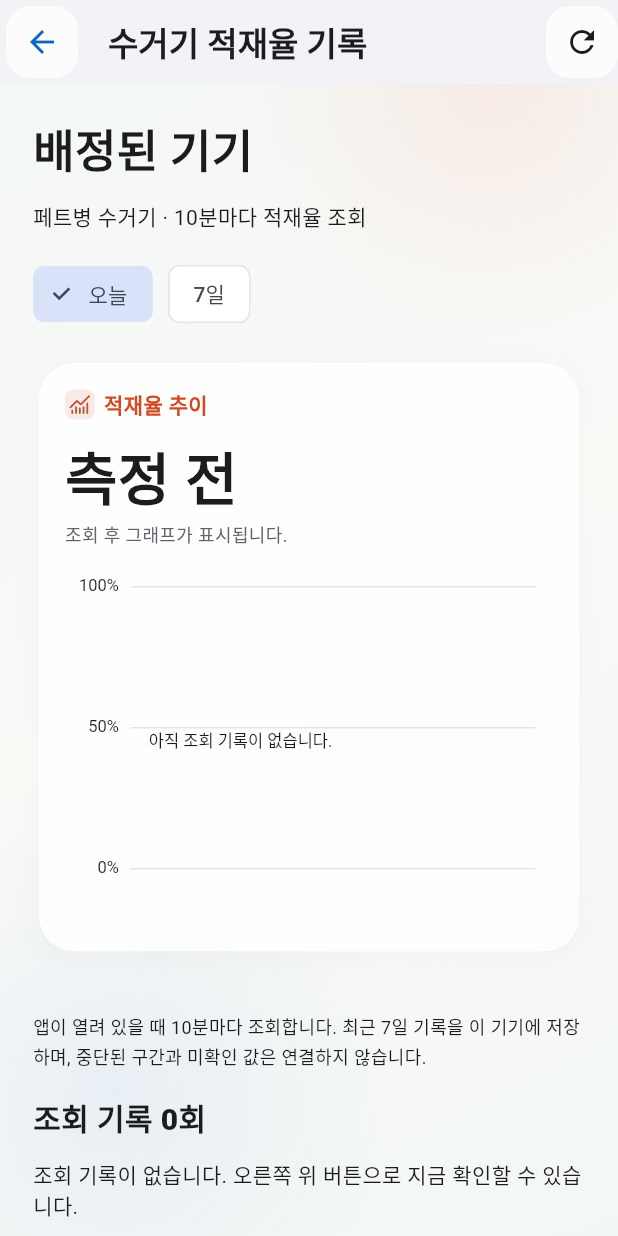
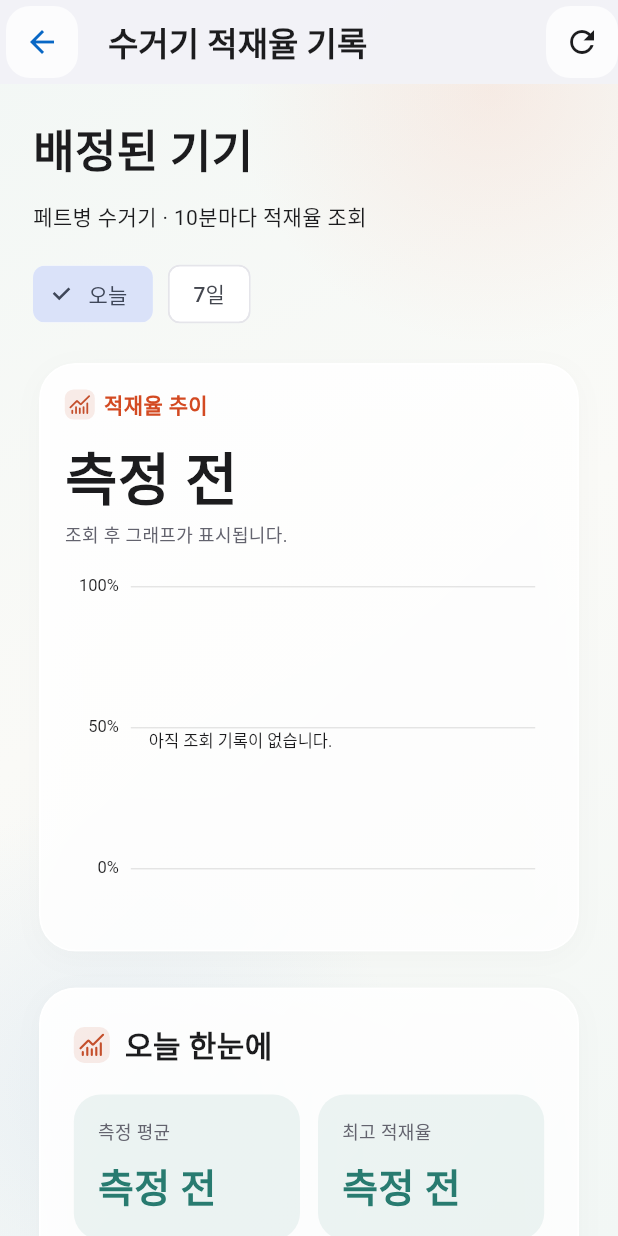
Before and after one commit to Hisabori/Su, a Flutter app: the DeviceHistoryScreen screen opened directly with empty values, on a phone screen of 412 x 824 dp. Run offline on Flutter 3.47's test engine with Material 3 defaults, Android fonts, the phone set to English and light mode, and no system bars; our stand-ins replace flutter_secure_storage, flutter_tts, speech_to_text, video_player, youtube_player_iframe; missing offline and left inert: dart:js_interop; accounts and stored records are empty; Roboto replaces fonts that are missing (NanumGothic).

Commit message:
Add collector period summaries with reliable observed-only statistics

```diff
--- a/lib/screens/device_history_screen.dart
+++ b/lib/screens/device_history_screen.dart
@@ -1,3 +1,5 @@
+import '../utils/device_summary.dart';
+import '../widgets/device_summary_card.dart';
 import '../widgets/loading_skeleton.dart';
 import '../widgets/app_icon.dart';
 import '../theme/glass_surface.dart';
@@ -88,13 +90,7 @@ class _DeviceHistoryScreenState extends State<DeviceHistoryScreen> {
   @override
   Widget build(BuildContext context) {
     final now = DateTime.now();
-    final visible = records
-        .where((r) =>
-            week ||
-            r.at.toLocal().year == now.year &&
-                r.at.toLocal().month == now.month &&
-                r.at.toLocal().day == now.day)
-        .toList();
+    final visible = devicePeriodReadings(records, now: now, week: week);
     final latest = records.isEmpty ? null : records.last;
     return Scaffold(
         appBar: AppBar(title: Text('수거기 적재율 기록'), actions: [
@@ -196,6 +192,12 @@ class _DeviceHistoryScreenState extends State<DeviceHistoryScreen> {
                                                 records: visible),
                                           ]))),
                               SizedBox(height: 16),
+                              if (AppStyle.isBeta(context)) ...[
+                                DeviceSummaryCard(
+                                    summary: DevicePeriodSummary(visible),
+                                    week: week),
+                                const SizedBox(height: 16),
+                              ],
                               if (latest != null)
                                 GlassCard(
                                     semanticContainer: false,
--- /dev/null
+++ b/lib/utils/device_summary.dart
@@ -0,0 +1,32 @@
+import '../services/device_history_service.dart';
+
+List<DeviceReading> devicePeriodReadings(Iterable<DeviceReading> records,
+    {required DateTime now, required bool week}) {
+  final local = now.toLocal();
+  final start = week
+      ? now.subtract(const Duration(days: 7))
+      : DateTime(local.year, local.month, local.day);
+  return records
+      .where((r) => !r.at.isBefore(start) && !r.at.isAfter(now))
+      .toList();
+}
+
+class DevicePeriodSummary {
+  DevicePeriodSummary(Iterable<DeviceReading> readings) {
+    for (final reading in readings) {
+      final value = reading.percent;
+      if (value == null) {
+        unknown++;
+        continue;
+      }
+      valid++;
+      // Incremental mean avoids overflow when adding large finite readings.
+      average = (average ?? value) + (value - (average ?? value)) / valid;
+      if (maximum == null || value > maximum!) maximum = value;
+    }
+  }
+  int valid = 0, unknown = 0;
+  double? average, maximum;
+  static String percent(double? value) =>
+      value == null ? '측정 전' : '${value.toStringAsFixed(1)}%';
+}
--- /dev/null
+++ b/lib/widgets/device_summary_card.dart
@@ -0,0 +1,74 @@
+import 'package:flutter/material.dart';
+import '../theme/app_style.dart';
+import '../theme/glass_surface.dart';
+import '../utils/device_summary.dart';
+import 'app_icon.dart';
+
+class DeviceSummaryCard extends StatelessWidget {
+  const DeviceSummaryCard(
+      {super.key, required this.summary, required this.week});
+  final DevicePeriodSummary summary;
+  final bool week;
+  @override
+  Widget build(BuildContext context) => GlassCard(
+      semanticContainer: false,
+      child: Padding(
+          padding: const EdgeInsets.all(22),
+          child:
+              Column(crossAxisAlignment: CrossAxisAlignment.stretch, children: [
+            Row(children: [
+              const AppIcon(AppIconKind.chart, size: 24),
+              const SizedBox(width: 10),
+              Expanded(
+                  child: Text(week ? '최근 7일 한눈에' : '오늘 한눈에',
+                      style: TextStyle(
+                          color: AppStyle.inkOf(context),
+                          fontSize: 20,
+                          fontWeight: FontWeight.w800))),
+            ]),
+            const SizedBox(height: 18),
+            LayoutBuilder(builder: (context, bounds) {
+              final single = bounds.maxWidth < 300 ||
+                  MediaQuery.textScalerOf(context).scale(16) > 22;
+              final width =
+                  single ? bounds.maxWidth : (bounds.maxWidth - 12) / 2;
+              return Wrap(spacing: 12, runSpacing: 12, children: [
+                for (final metric in [
+                  ('측정 평균', DevicePeriodSummary.percent(summary.average)),
+                  ('최고 적재율', DevicePeriodSummary.percent(summary.maximum)),
+                ])
+                  Container(
+                      width: width,
+                      padding: const EdgeInsets.all(16),
+                      decoration: BoxDecoration(
+                          color:
+                              AppStyle.mintOf(context).withValues(alpha: .08),
+                          borderRadius: BorderRadius.circular(18)),
+                      child: Column(
+                          crossAxisAlignment: CrossAxisAlignment.start,
+                          children: [
+                            Text(metric.$1,
+                                style: TextStyle(
+                                    fontSize: 12,
+                                    color: AppStyle.mutedOf(context))),
+                            const SizedBox(height: 8),
+                            Text(metric.$2,
+                                style: TextStyle(
+                                    fontSize: 26,
+                                    fontWeight: FontWeight.w800,
+                                    color: AppStyle.mintOf(context))),
+                          ])),
+              ]);
+            }),
+            const SizedBox(height: 14),
+            Text('유효 측정 ${summary.valid}회 · 미확인 ${summary.unknown}회',
+                style:
+                    TextStyle(color: AppStyle.mutedOf(context), height: 1.6)),
+            const SizedBox(height: 6),
+            Text('확인된 측정값의 평균입니다. 앱이 닫힌 동안의 상태와 미확인 값은 포함하지 않습니다.',
+                style: TextStyle(
+                    fontSize: 12,
+                    color: AppStyle.mutedOf(context),
+                    height: 1.6)),
+          ])));
+}
```
Also changed, not shown: 2 other files.
